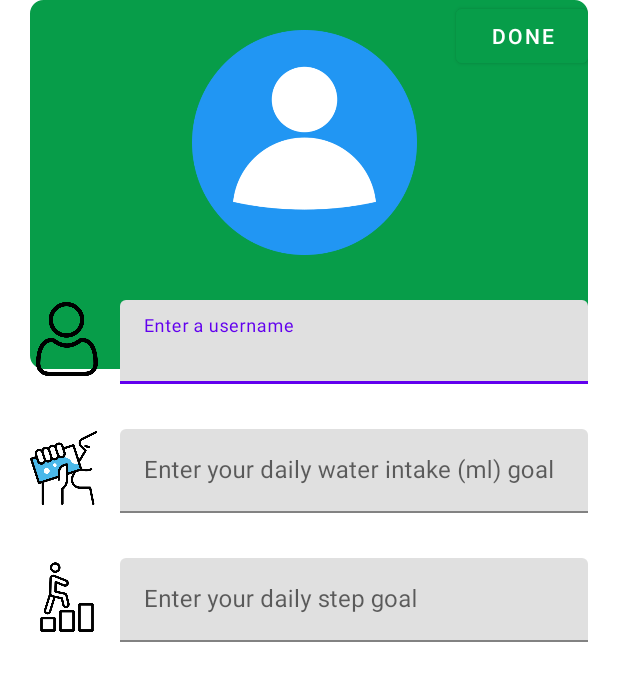
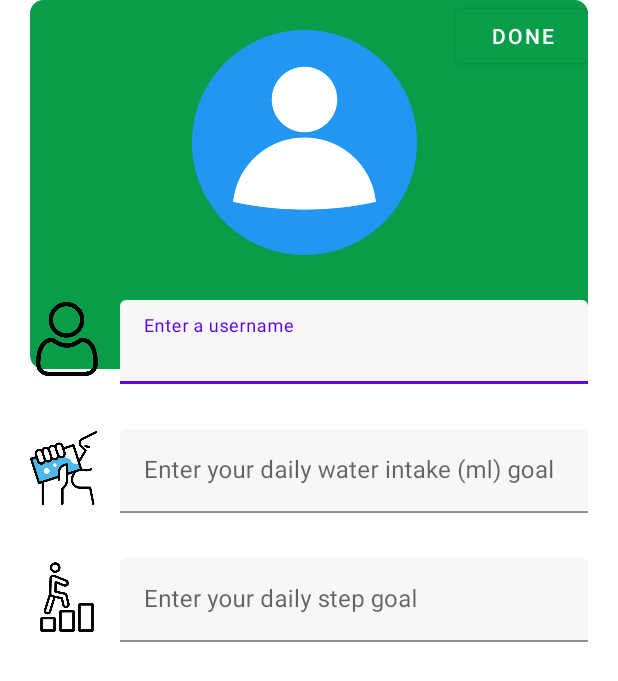
Before and after one commit to yeunnn/mobdev-mindfulfit, an Android app: the layout fragment_profile_setup.xml on its own in the app's theme, with its tools: preview values and no code run, on a phone screen of 412 x 824 dp. Shown: the top 681 px of the screen. Run offline under Robolectric (Android 15) with nearby library versions, the phone set to English and light mode, and no system bars.

Commit message:
Update fragment_profile_setup.xml

```diff
--- a/app/src/main/res/layout/fragment_profile_setup.xml
+++ b/app/src/main/res/layout/fragment_profile_setup.xml
@@ -47,6 +47,7 @@
             android:layout_height="wrap_content"
             android:layout_marginLeft="60dp"
             android:layout_marginTop="30dp"
+            android:backgroundTint="@color/grey"
             android:hint="Enter a username" />
     </com.google.android.material.textfield.TextInputLayout>
 
@@ -71,6 +72,7 @@
             android:layout_height="wrap_content"
             android:layout_marginLeft="60dp"
             android:layout_marginTop="30dp"
+            android:backgroundTint="@color/grey"
             android:hint="Enter your daily water intake (ml) goal" />
         </com.google.android.material.textfield.TextInputLayout>
 
@@ -95,6 +97,7 @@
             android:layout_height="wrap_content"
             android:layout_marginLeft="60dp"
             android:layout_marginTop="30dp"
+            android:backgroundTint="@color/grey"
             android:hint="Enter your daily step goal" />
     </com.google.android.material.textfield.TextInputLayout>
 
```
